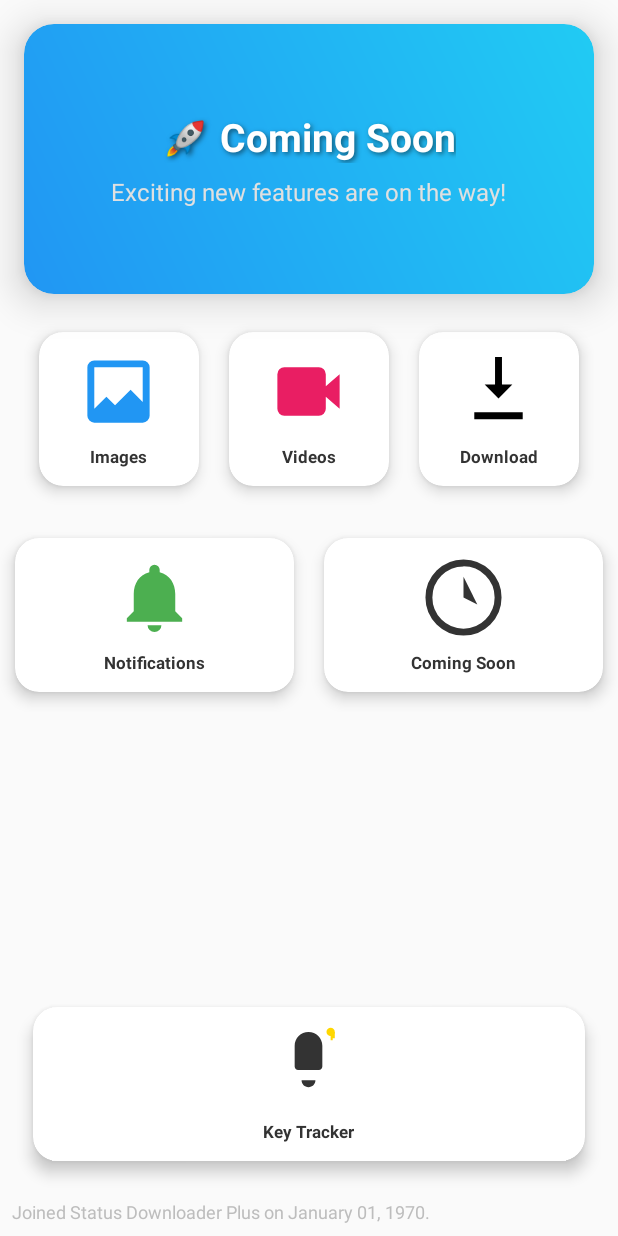
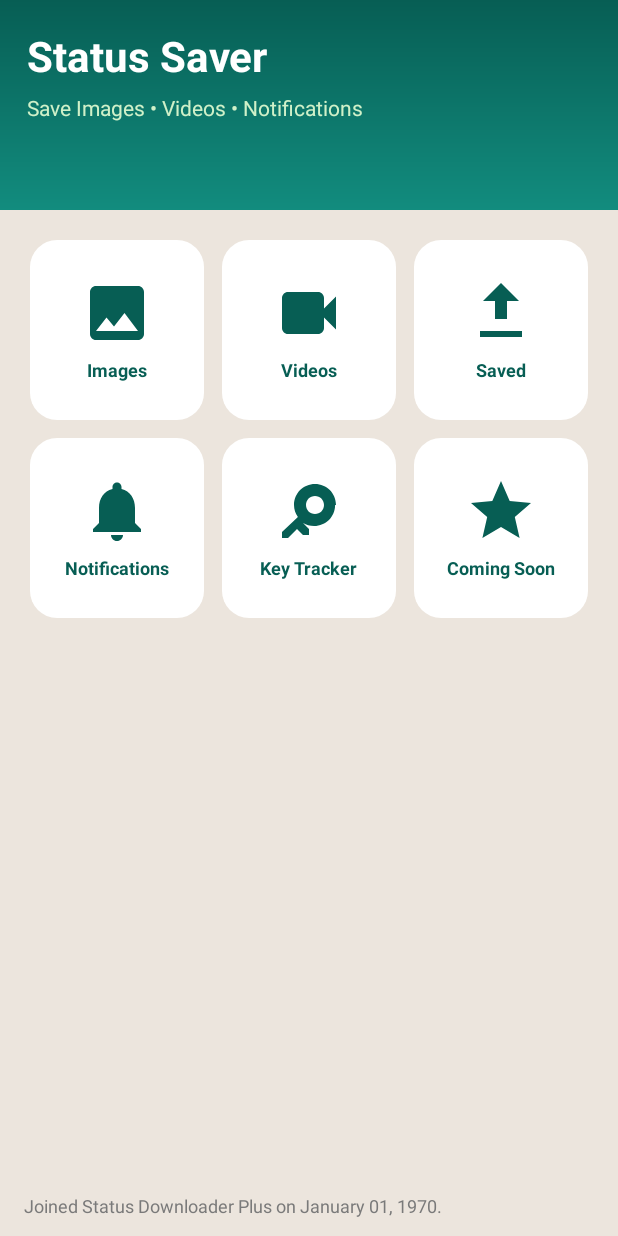
Before and after one commit to adeebibrahim01/Status-saver-Android-app-, an Android app: the fragment HomeFragment shown on its own in the app's theme, on a phone screen of 412 x 824 dp. Run offline under Robolectric (Android 15) with nearby library versions, the phone set to English and light mode, and no system bars; 1 statement that could not run was skipped.

Commit message:
Homefragement layout updated

```diff
--- a/app/src/main/java/com/mariaxcodexpert/whatsdownloadplus/ui/Home/HomeFragment.java
+++ b/app/src/main/java/com/mariaxcodexpert/whatsdownloadplus/ui/Home/HomeFragment.java
@@ -45,10 +45,10 @@ public class HomeFragment extends Fragment {
         // =====================
         // Card Click Listeners
         // =====================
-        binding.imageCard.setOnClickListener(v -> openGallery(false)); // false = Images
-        binding.videoCard.setOnClickListener(v -> openGallery(true)); // true = Videos
+        binding.cardImages.setOnClickListener(v -> openGallery(false)); // false = Images
+        binding.cardVideos.setOnClickListener(v -> openGallery(true)); // true = Videos
 
-        binding.keyTrackerText.setOnClickListener(v -> {
+        binding.cardKeyTracker.setOnClickListener(v -> {
             try {
                 navController.navigate(R.id.nav_key_tracker); // fragment inside container
                 requireActivity().setTitle("Key Tracker");
@@ -59,7 +59,7 @@ public class HomeFragment extends Fragment {
         });
 
 
-        binding.downloadCard.setOnClickListener(v -> {
+        binding.cardSaved.setOnClickListener(v -> {
             try {
                 navController.navigate(R.id.nav_download);
                 requireActivity().setTitle("Download");
@@ -70,7 +70,7 @@ public class HomeFragment extends Fragment {
         });
 
 
-        binding.notificationsCard.setOnClickListener(v -> {
+        binding.cardNotifications.setOnClickListener(v -> {
             try {
                 navController.navigate(R.id.nav_notifications);
                 requireActivity().setTitle("Notifications");
@@ -80,7 +80,7 @@ public class HomeFragment extends Fragment {
             }
         });
 
-        binding.comingSoonCard.setOnClickListener(v ->
+        binding.cardComingSoon.setOnClickListener(v ->
                 Toast.makeText(requireContext(), "Feature coming soon!", Toast.LENGTH_SHORT).show());
     }
 
--- /dev/null
+++ b/app/src/main/res/drawable/ic_wa_download.xml
@@ -0,0 +1,10 @@
+<vector xmlns:android="http://schemas.android.com/apk/res/android"
+    android:width="48dp"
+    android:height="48dp"
+    android:viewportWidth="24"
+    android:viewportHeight="24">
+
+    <path
+        android:fillColor="#075E54"
+        android:pathData="M5,20h14v-2H5v2zM12,2l-6,6h4v6h4V8h4l-6,-6z"/>
+</vector>
--- /dev/null
+++ b/app/src/main/res/drawable/ic_wa_images.xml
@@ -0,0 +1,10 @@
+<vector xmlns:android="http://schemas.android.com/apk/res/android"
+    android:width="48dp"
+    android:height="48dp"
+    android:viewportWidth="24"
+    android:viewportHeight="24">
+
+    <path
+        android:fillColor="#075E54"
+        android:pathData="M21,19V5c0,-1.1 -0.9,-2 -2,-2H5c-1.1,0 -2,0.9 -2,2v14c0,1.1 0.9,2 2,2h14c1.1,0 2,-0.9 2,-2zM8.5,13.5l2.5,3.01L14.5,12l4.5,6H5l3.5,-4.5z"/>
+</vector>
--- /dev/null
+++ b/app/src/main/res/drawable/ic_wa_key.xml
@@ -0,0 +1,10 @@
+<vector xmlns:android="http://schemas.android.com/apk/res/android"
+    android:width="48dp"
+    android:height="48dp"
+    android:viewportWidth="24"
+    android:viewportHeight="24">
+
+    <path
+        android:fillColor="#075E54"
+        android:pathData="M21,10c0,-3.9 -3.1,-7 -7,-7s-7,3.1 -7,7c0,1.5 0.5,2.9 1.3,4L3,19v2h2l3,-3 2,2h2v-2l-2,-2c1.1,0.6 2.3,1 3.7,1 3.9,0 7,-3.1 7,-7zM14,13c-1.7,0 -3,-1.3 -3,-3s1.3,-3 3,-3 3,1.3 3,3 -1.3,3 -3,3z"/>
+</vector>
--- /dev/null
+++ b/app/src/main/res/drawable/ic_wa_notifications.xml
@@ -0,0 +1,10 @@
+<vector xmlns:android="http://schemas.android.com/apk/res/android"
+    android:width="48dp"
+    android:height="48dp"
+    android:viewportWidth="24"
+    android:viewportHeight="24">
+
+    <path
+        android:fillColor="#075E54"
+        android:pathData="M12,22c1.1,0 2,-0.9 2,-2h-4c0,1.1 0.9,2 2,2zM18,16v-5c0,-3.1 -1.6,-5.6 -4.5,-6.3V4c0,-0.8 -0.7,-1.5 -1.5,-1.5S10.5,3.2 10.5,4v0.7C7.6,5.4 6,7.9 6,11v5l-2,2v1h16v-1l-2,-2z"/>
+</vector>
--- /dev/null
+++ b/app/src/main/res/drawable/ic_wa_soon.xml
@@ -0,0 +1,10 @@
+<vector xmlns:android="http://schemas.android.com/apk/res/android"
+    android:width="48dp"
+    android:height="48dp"
+    android:viewportWidth="24"
+    android:viewportHeight="24">
+
+    <path
+        android:fillColor="#075E54"
+        android:pathData="M12,17.3l6.2,3.7 -1.6,-7 5.4,-4.7 -7.1,-0.6L12,2 9.1,8.7 2,9.3l5.4,4.7 -1.6,7z"/>
+</vector>
--- /dev/null
+++ b/app/src/main/res/drawable/ic_wa_videos.xml
@@ -0,0 +1,10 @@
+<vector xmlns:android="http://schemas.android.com/apk/res/android"
+    android:width="48dp"
+    android:height="48dp"
+    android:viewportWidth="24"
+    android:viewportHeight="24">
+
+    <path
+        android:fillColor="#075E54"
+        android:pathData="M17,10.5V7c0,-1.1 -0.9,-2 -2,-2H5C3.9,5 3,5.9 3,7v10c0,1.1 0.9,2 2,2h10c1.1,0 2,-0.9 2,-2v-3.5l4,4v-11l-4,4z"/>
+</vector>
--- /dev/null
+++ b/app/src/main/res/drawable/wa_card_bg.xml
@@ -0,0 +1,5 @@
+<shape xmlns:android="http://schemas.android.com/apk/res/android">
+    <solid android:color="#FFFFFF"/>
+    <corners android:radius="18dp"/>
+    <padding android:left="8dp" android:top="8dp" android:right="8dp" android:bottom="8dp"/>
+</shape>
--- /dev/null
+++ b/app/src/main/res/drawable/whatsapp_top_bg.xml
@@ -0,0 +1,6 @@
+<shape xmlns:android="http://schemas.android.com/apk/res/android" android:shape="rectangle">
+    <gradient
+        android:startColor="#128C7E"
+        android:endColor="#075E54"
+        android:angle="90"/>
+</shape>
--- a/app/src/main/res/layout/fragment_home.xml
+++ b/app/src/main/res/layout/fragment_home.xml
@@ -5,339 +5,245 @@
     xmlns:tools="http://schemas.android.com/tools"
     android:layout_width="match_parent"
     android:layout_height="match_parent"
-    android:background="#FAFAFA"
+    android:background="#ECE5DD"
     tools:context=".ui.Home.HomeFragment">
 
-    <!-- 🌟 HERO SECTION -->
+    <!-- TOP WHATSAPP HEADER -->
     <LinearLayout
-        android:id="@+id/heroSection"
+        android:id="@+id/waHeader"
         android:layout_width="0dp"
-        android:layout_height="180dp"
+        android:layout_height="140dp"
+        android:background="@drawable/whatsapp_top_bg"
         android:orientation="vertical"
-        android:gravity="center"
-        android:padding="20dp"
-        android:background="@drawable/hero_gradient_bg"
-        android:clipToOutline="true"
-        android:elevation="8dp"
-        android:translationZ="8dp"
-        android:layout_marginStart="16dp"
-        android:layout_marginEnd="16dp"
-        android:layout_marginTop="16dp"
+        android:padding="18dp"
         app:layout_constraintTop_toTopOf="parent"
         app:layout_constraintStart_toStartOf="parent"
         app:layout_constraintEnd_toEndOf="parent">
 
         <TextView
-            android:id="@+id/heroTitle"
+            android:id="@+id/headerTitle"
             android:layout_width="wrap_content"
             android:layout_height="wrap_content"
-            android:text="🚀 Coming Soon"
+            android:text="Status Saver"
             android:textColor="#FFFFFF"
-            android:textStyle="bold"
-            android:textSize="26sp"
-            android:shadowColor="#80000000"
-            android:shadowDx="2"
-            android:shadowDy="2"
-            android:shadowRadius="4"/>
+            android:textSize="28sp"
+            android:textStyle="bold"/>
 
         <TextView
-            android:id="@+id/heroSubtitle"
+            android:id="@+id/headerSubtitle"
             android:layout_width="wrap_content"
             android:layout_height="wrap_content"
-            android:text="Exciting new features are on the way!"
-            android:textColor="#E0E0E0"
-            android:textSize="16sp"
-            android:layout_marginTop="8dp"/>
+            android:text="Save Images • Videos • Notifications"
+            android:textColor="#D0F1C9"
+            android:textSize="14sp"
+            android:layout_marginTop="6dp"/>
     </LinearLayout>
 
-    <!-- 🎴 FIRST ROW: 3 CARDS -->
+
+
+    <!-- FIXED GRID USING 2 ROWS (3 CARDS EACH) -->
     <LinearLayout
-        android:id="@+id/mainCardsRow"
+        android:id="@+id/menuGridFixed"
         android:layout_width="0dp"
         android:layout_height="wrap_content"
-        android:orientation="horizontal"
-        android:gravity="center"
-        android:layout_marginTop="12dp"
-        android:paddingStart="16dp"
-        android:paddingEnd="16dp"
-        android:weightSum="3"
-        app:layout_constraintTop_toBottomOf="@id/heroSection"
+        android:orientation="vertical"
+        android:layout_margin="14dp"
+        app:layout_constraintTop_toBottomOf="@id/waHeader"
         app:layout_constraintStart_toStartOf="parent"
         app:layout_constraintEnd_toEndOf="parent">
 
-        <!-- 🟣 Images Card -->
-        <androidx.cardview.widget.CardView
-            android:id="@+id/imageCard"
-            android:layout_width="0dp"
-            android:layout_height="wrap_content"
-            android:layout_weight="1"
-            android:layout_margin="4dp"
-            app:cardCornerRadius="16dp"
-            app:cardElevation="6dp"
-            app:cardUseCompatPadding="true"
-            app:cardPreventCornerOverlap="false"
-            app:cardBackgroundColor="#FFFFFF">
-
+        <!-- ROW 1 -->
         <LinearLayout
             android:layout_width="match_parent"
             android:layout_height="wrap_content"
+            android:orientation="horizontal">
+
+            <!-- Images -->
+            <LinearLayout
+                android:id="@+id/cardImages"
+                android:layout_width="0dp"
+                android:layout_height="120dp"
+                android:layout_weight="1"
                 android:orientation="vertical"
                 android:gravity="center"
-                android:padding="12dp">
+                android:padding="10dp"
+                android:layout_margin="6dp"
+                android:background="@drawable/wa_card_bg">
 
                 <ImageView
-                    android:layout_width="55dp"
-                    android:layout_height="55dp"
-                    android:src="@drawable/ic_image"
-                    android:contentDescription="Images"
-                    android:layout_marginBottom="8dp"/>
+                    android:layout_width="48dp"
+                    android:layout_height="48dp"
+                    android:src="@drawable/ic_wa_images" />
 
                 <TextView
                     android:layout_width="wrap_content"
                     android:layout_height="wrap_content"
                     android:text="Images"
-                    android:textColor="#333333"
-                    android:textSize="11sp"
-                    android:textStyle="bold"/>
+                    android:textColor="#075E54"
+                    android:textStyle="bold"
+                    android:textSize="12sp"
+                    android:layout_marginTop="5dp"/>
             </LinearLayout>
-        </androidx.cardview.widget.CardView>
 
-        <!-- 🟡 Videos Card -->
-        <androidx.cardview.widget.CardView
-            android:id="@+id/videoCard"
+            <!-- Videos -->
+            <LinearLayout
+                android:id="@+id/cardVideos"
                 android:layout_width="0dp"
-            android:layout_height="wrap_content"
+                android:layout_height="120dp"
                 android:layout_weight="1"
-            android:layout_margin="4dp"
-            app:cardCornerRadius="16dp"
-            app:cardElevation="6dp"
-            app:cardUseCompatPadding="true"
-            app:cardPreventCornerOverlap="false"
-            app:cardBackgroundColor="#FFFFFF">
-
-            <LinearLayout
-                android:layout_width="match_parent"
-                android:layout_height="wrap_content"
                 android:orientation="vertical"
                 android:gravity="center"
-                android:padding="12dp">
+                android:padding="10dp"
+                android:layout_margin="6dp"
+                android:background="@drawable/wa_card_bg">
 
                 <ImageView
-                    android:layout_width="55dp"
-                    android:layout_height="55dp"
-                    android:src="@drawable/ic_video"
-                    android:contentDescription="Videos"
-                    android:layout_marginBottom="8dp"/>
+                    android:layout_width="48dp"
+                    android:layout_height="48dp"
+                    android:src="@drawable/ic_wa_videos" />
 
                 <TextView
                     android:layout_width="wrap_content"
                     android:layout_height="wrap_content"
                     android:text="Videos"
-                    android:textColor="#333333"
-                    android:textSize="11sp"
-                    android:textStyle="bold"/>
+                    android:textColor="#075E54"
+                    android:textStyle="bold"
+                    android:textSize="12sp"
+                    android:layout_marginTop="5dp"/>
             </LinearLayout>
-        </androidx.cardview.widget.CardView>
 
-        <!-- 🔵 Download Card -->
-        <androidx.cardview.widget.CardView
-            android:id="@+id/downloadCard"
+            <!-- Saved -->
+            <LinearLayout
+                android:id="@+id/cardSaved"
                 android:layout_width="0dp"
-            android:layout_height="wrap_content"
+                android:layout_height="120dp"
                 android:layout_weight="1"
-            android:layout_margin="4dp"
-            app:cardCornerRadius="16dp"
-            app:cardElevation="6dp"
-            app:cardUseCompatPadding="true"
-            app:cardPreventCornerOverlap="false"
-            app:cardBackgroundColor="#FFFFFF">
-
-            <LinearLayout
-                android:layout_width="match_parent"
-                android:layout_height="wrap_content"
                 android:orientation="vertical"
                 android:gravity="center"
-                android:padding="12dp">
+                android:padding="10dp"
+                android:layout_margin="6dp"
+                android:background="@drawable/wa_card_bg">
 
                 <ImageView
-                    android:layout_width="55dp"
-                    android:layout_height="55dp"
-                    android:src="@drawable/ic_download"
-                    android:contentDescription="Download"
-                    android:layout_marginBottom="8dp"/>
+                    android:layout_width="48dp"
+                    android:layout_height="48dp"
+                    android:src="@drawable/ic_wa_download" />
 
                 <TextView
                     android:layout_width="wrap_content"
                     android:layout_height="wrap_content"
-                    android:text="Download"
-                    android:textColor="#333333"
-                    android:textSize="11sp"
-                    android:textStyle="bold"/>
+                    android:text="Saved"
+                    android:textColor="#075E54"
+                    android:textStyle="bold"
+                    android:textSize="12sp"
+                    android:layout_marginTop="5dp"/>
             </LinearLayout>
-        </androidx.cardview.widget.CardView>
-
         </LinearLayout>
 
-    <!-- 🎴 SECOND ROW: 2 CARDS -->
-    <LinearLayout
-        android:layout_width="0dp"
-        android:layout_height="wrap_content"
-        android:orientation="horizontal"
-        android:weightSum="2"
-        android:gravity="center"
-        android:layout_marginTop="8dp"
-        app:layout_constraintTop_toBottomOf="@id/mainCardsRow"
-        app:layout_constraintStart_toStartOf="parent"
-        app:layout_constraintEnd_toEndOf="parent">
 
-        <!-- 🏏 Notifications Card -->
-        <androidx.cardview.widget.CardView
-            android:id="@+id/notificationsCard"
-            android:layout_width="0dp"
-            android:layout_height="wrap_content"
-            android:layout_weight="1"
-            android:layout_margin="4dp"
-            app:cardCornerRadius="16dp"
-            app:cardElevation="6dp"
-            app:cardUseCompatPadding="true"
-            app:cardPreventCornerOverlap="false"
-            app:cardBackgroundColor="#FFFFFF">
-
+        <!-- ROW 2 -->
         <LinearLayout
             android:layout_width="match_parent"
             android:layout_height="wrap_content"
+            android:orientation="horizontal">
+
+            <!-- Notifications -->
+            <LinearLayout
+                android:id="@+id/cardNotifications"
+                android:layout_width="0dp"
+                android:layout_height="120dp"
+                android:layout_weight="1"
                 android:orientation="vertical"
                 android:gravity="center"
-                android:padding="12dp">
+                android:padding="10dp"
+                android:layout_margin="6dp"
+                android:background="@drawable/wa_card_bg">
 
                 <ImageView
-                    android:layout_width="55dp"
-                    android:layout_height="55dp"
-                    android:src="@drawable/ic_notifications"
-                    android:contentDescription="Notifications"
-                    android:layout_marginBottom="8dp"/>
+                    android:layout_width="48dp"
+                    android:layout_height="48dp"
+                    android:src="@drawable/ic_wa_notifications" />
 
                 <TextView
                     android:layout_width="wrap_content"
                     android:layout_height="wrap_content"
                     android:text="Notifications"
-                    android:textColor="#333333"
-                    android:textSize="11sp"
-                    android:textStyle="bold"/>
+                    android:textColor="#075E54"
+                    android:textStyle="bold"
+                    android:textSize="12sp"
+                    android:layout_marginTop="5dp"/>
             </LinearLayout>
-        </androidx.cardview.widget.CardView>
 
-        <!-- 🔮 Coming Soon Card -->
-        <androidx.cardview.widget.CardView
-            android:id="@+id/comingSoonCard"
+            <!-- Key Tracker -->
+            <LinearLayout
+                android:id="@+id/cardKeyTracker"
                 android:layout_width="0dp"
-            android:layout_height="wrap_content"
+                android:layout_height="120dp"
                 android:layout_weight="1"
-            android:layout_margin="4dp"
-            app:cardCornerRadius="16dp"
-            app:cardElevation="6dp"
-            app:cardUseCompatPadding="true"
-            app:cardPreventCornerOverlap="false"
-            app:cardBackgroundColor="#FFFFFF">
-
-            <LinearLayout
-                android:layout_width="match_parent"
-                android:layout_height="wrap_content"
                 android:orientation="vertical"
                 android:gravity="center"
-                android:padding="12dp">
+                android:padding="10dp"
+                android:layout_margin="6dp"
+                android:background="@drawable/wa_card_bg">
 
                 <ImageView
-                    android:layout_width="55dp"
-                    android:layout_height="55dp"
-                    android:src="@drawable/ic_coming_soon"
-                    android:contentDescription="Coming Soon"
-                    android:layout_marginBottom="8dp"/>
+                    android:layout_width="48dp"
+                    android:layout_height="48dp"
+                    android:src="@drawable/ic_wa_key" />
+
+                <TextView
+                    android:layout_width="wrap_content"
+                    android:layout_height="wrap_content"
+                    android:text="Key Tracker"
+                    android:textColor="#075E54"
+                    android:textStyle="bold"
+                    android:textSize="12sp"
+                    android:layout_marginTop="5dp"/>
+            </LinearLayout>
+
+            <!-- Coming Soon -->
+            <LinearLayout
+                android:id="@+id/cardComingSoon"
+                android:layout_width="0dp"
+                android:layout_height="120dp"
+                android:layout_weight="1"
+                android:orientation="vertical"
+                android:gravity="center"
+                android:padding="10dp"
+                android:layout_margin="6dp"
+                android:background="@drawable/wa_card_bg">
+
+                <ImageView
+                    android:layout_width="48dp"
+                    android:layout_height="48dp"
+                    android:src="@drawable/ic_wa_soon" />
 
                 <TextView
                     android:layout_width="wrap_content"
                     android:layout_height="wrap_content"
                     android:text="Coming Soon"
-                    android:textColor="#333333"
-                    android:textSize="11sp"
-                    android:textStyle="bold"/>
+                    android:textColor="#075E54"
+                    android:textStyle="bold"
+                    android:textSize="12sp"
+                    android:layout_marginTop="5dp"/>
             </LinearLayout>
-        </androidx.cardview.widget.CardView>
+        </LinearLayout>
+
+    </LinearLayout>
 
 
 
-    </LinearLayout>
-    <!-- Key Tracker Card at the bottom -->
-    <androidx.cardview.widget.CardView
-        android:id="@+id/keyTrackerCard"
-        android:layout_width="0dp"
-        android:layout_height="wrap_content"
-        android:layout_marginStart="16dp"
-        android:layout_marginEnd="16dp"
-        android:layout_marginBottom="16dp"
-        app:cardCornerRadius="16dp"
-        app:cardElevation="6dp"
-        app:cardUseCompatPadding="true"
-        app:cardPreventCornerOverlap="false"
-        app:cardBackgroundColor="#FFFFFF"
-        app:layout_constraintBottom_toTopOf="@id/joinedInfoSection"
-        app:layout_constraintStart_toStartOf="parent"
-        app:layout_constraintEnd_toEndOf="parent">
-
-        <LinearLayout
-            android:layout_width="match_parent"
-            android:layout_height="wrap_content"
-            android:orientation="vertical"
-            android:gravity="center"
-            android:padding="12dp">
-
-            <ImageView
-                android:layout_width="55dp"
-                android:layout_height="55dp"
-                android:src="@drawable/ic_key_tracker"
-                android:contentDescription="Key Tracker"
-                android:layout_marginBottom="8dp"/>
-
-            <TextView
-                android:id="@+id/keyTrackerText"
-                android:layout_width="wrap_content"
-                android:layout_height="wrap_content"
-                android:text="Key Tracker"
-                android:textColor="#333333"
-                android:textSize="11sp"
-                android:textStyle="bold"/>
-        </LinearLayout>
-    </androidx.cardview.widget.CardView>
-
-    <!-- Fragment Container -->
-    <FrameLayout
-        android:id="@+id/homeFragmentContainer"
-        android:layout_width="0dp"
-        android:layout_height="0dp"
-        app:layout_constraintTop_toBottomOf="@id/mainCardsRow"
-        app:layout_constraintBottom_toTopOf="@id/joinedInfoSection"
-        app:layout_constraintStart_toStartOf="parent"
-        app:layout_constraintEnd_toEndOf="parent"/>
-
-    <!-- Bottom Info -->
-    <LinearLayout
-        android:id="@+id/joinedInfoSection"
-        android:layout_width="0dp"
-        android:layout_height="wrap_content"
-        android:orientation="horizontal"
-        android:gravity="start"
-        android:layout_margin="8dp"
-        app:layout_constraintBottom_toBottomOf="parent"
-        app:layout_constraintStart_toStartOf="parent"
-        app:layout_constraintEnd_toEndOf="parent">
-
+    <!-- JOINED INFO -->
     <TextView
         android:id="@+id/joinedText"
         android:layout_width="wrap_content"
         android:layout_height="wrap_content"
-            android:text="Joined Status downloader plus on October 31, 2019."
-            android:textColor="#BDBDBD"
-            android:textSize="12sp"/>
-    </LinearLayout>
+        android:text="Joined Status Saver Plus on October 31, 2019."
+        android:textColor="#7A7A7A"
+        android:textSize="12sp"
+        android:layout_marginBottom="12dp"
+        app:layout_constraintBottom_toBottomOf="parent"
+        app:layout_constraintStart_toStartOf="parent"
+        android:layout_marginStart="16dp"/>
 
 </androidx.constraintlayout.widget.ConstraintLayout>
```
Also changed, not shown: 1 other file. Lines whose indentation alone changed are shown as unchanged.
